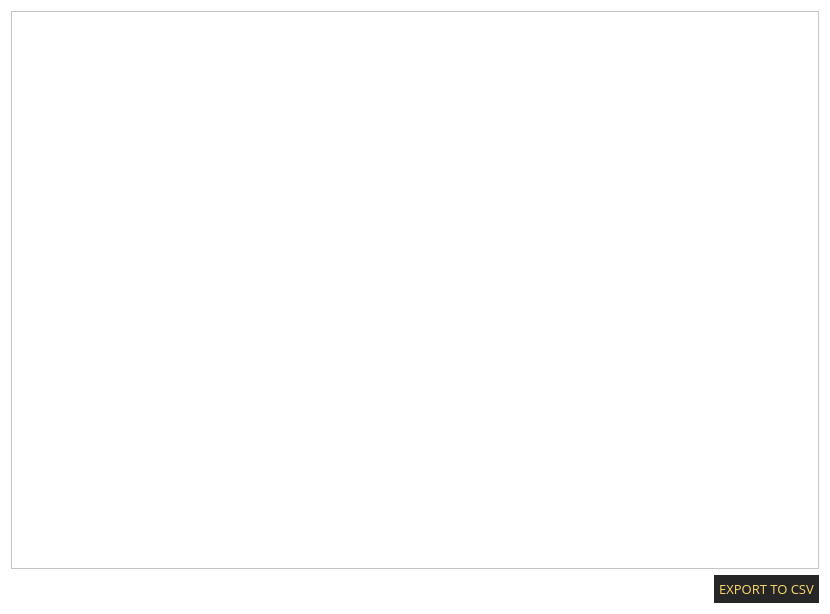
Qt form src/gui/ui/transactionsframe.ui (ConcealNetwork/conceal-desktop) before a commit.
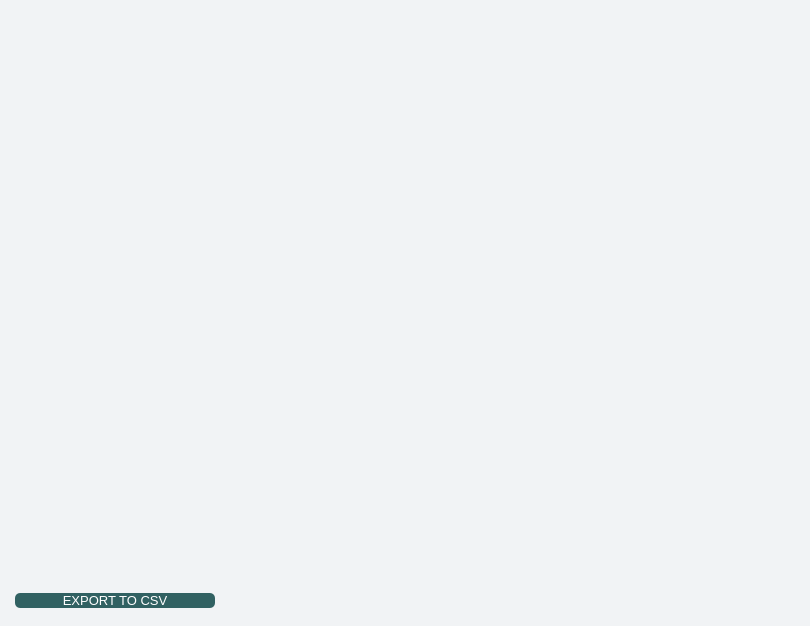
The same form after that commit.

Diff of the .ui file:
```diff
--- a/src/gui/ui/transactionsframe.ui
+++ b/src/gui/ui/transactionsframe.ui
@@ -6,55 +6,102 @@
    <rect>
     <x>0</x>
     <y>0</y>
-    <width>830</width>
-    <height>614</height>
+    <width>810</width>
+    <height>600</height>
    </rect>
   </property>
+  <property name="maximumSize">
+   <size>
+    <width>810</width>
+    <height>600</height>
+   </size>
+  </property>
   <property name="font">
    <font>
-    <family>Open Sans</family>
-    <pointsize>10</pointsize>
+    <family>Arial</family>
+    <pointsize>9</pointsize>
    </font>
   </property>
   <property name="windowTitle">
    <string>Frame</string>
   </property>
   <property name="styleSheet">
-   <string notr="true">background-color: #fff;</string>
+   <string notr="true">background-color: #F1F3F5;
+border: 0px;</string>
   </property>
   <property name="frameShape">
    <enum>QFrame::NoFrame</enum>
   </property>
   <property name="frameShadow">
-   <enum>QFrame::Sunken</enum>
+   <enum>QFrame::Plain</enum>
+  </property>
+  <property name="lineWidth">
+   <number>0</number>
   </property>
   <layout class="QVBoxLayout" name="verticalLayout">
+   <property name="leftMargin">
+    <number>15</number>
+   </property>
+   <property name="topMargin">
+    <number>15</number>
+   </property>
+   <property name="rightMargin">
+    <number>15</number>
+   </property>
+   <property name="bottomMargin">
+    <number>15</number>
+   </property>
    <item>
     <widget class="QTreeView" name="m_transactionsView">
+     <property name="minimumSize">
+      <size>
+       <width>780</width>
+       <height>570</height>
+      </size>
+     </property>
+     <property name="maximumSize">
+      <size>
+       <width>790</width>
+       <height>570</height>
+      </size>
+     </property>
      <property name="font">
       <font>
-       <family>Source Sans Pro</family>
-       <pointsize>10</pointsize>
+       <family>Arial</family>
+       <pointsize>9</pointsize>
       </font>
      </property>
      <property name="styleSheet">
       <string notr="true">QHeaderView::section {
-    background-color: #eee;
-    color: #262626;
-    font: 12px;
+background-color: #5eb6b5; color: #000;
+    font: 13px;
+    border: 0px solid white;
    height: 30px;
- text-align: center;
 
 }
 
 QTreeView::item
 {
-    font: 11px;
+    font: 10px;
     height: 30px;
-   color: #262626;
-}
+  color: #262626;
 
-color: #262626;</string>
+}</string>
+     </property>
+     <property name="frameShape">
+      <enum>QFrame::StyledPanel</enum>
+     </property>
+     <property name="frameShadow">
+      <enum>QFrame::Plain</enum>
+     </property>
+     <property name="lineWidth">
+      <number>0</number>
+     </property>
+     <property name="midLineWidth">
+      <number>0</number>
+     </property>
+     <property name="horizontalScrollBarPolicy">
+      <enum>Qt::ScrollBarAlwaysOff</enum>
      </property>
      <property name="sizeAdjustPolicy">
       <enum>QAbstractScrollArea::AdjustIgnored</enum>
@@ -63,7 +110,10 @@
       <set>QAbstractItemView::AnyKeyPressed|QAbstractItemView::CurrentChanged|QAbstractItemView::EditKeyPressed|QAbstractItemView::SelectedClicked</set>
      </property>
      <property name="alternatingRowColors">
-      <bool>true</bool>
+      <bool>false</bool>
+     </property>
+     <property name="indentation">
+      <number>5</number>
      </property>
      <property name="rootIsDecorated">
       <bool>false</bool>
@@ -83,39 +133,48 @@
      <attribute name="headerShowSortIndicator" stdset="0">
       <bool>false</bool>
      </attribute>
+     <attribute name="headerStretchLastSection">
+      <bool>true</bool>
+     </attribute>
     </widget>
    </item>
    <item>
     <layout class="QHBoxLayout" name="horizontalLayout">
-     <item>
-      <spacer name="horizontalSpacer">
-       <property name="orientation">
-        <enum>Qt::Horizontal</enum>
-       </property>
-       <property name="sizeHint" stdset="0">
-        <size>
-         <width>40</width>
-         <height>20</height>
-        </size>
-       </property>
-      </spacer>
-     </item>
      <item>
       <widget class="QPushButton" name="m_csvButton">
+       <property name="minimumSize">
+        <size>
+         <width>200</width>
+         <height>0</height>
+        </size>
+       </property>
        <property name="font">
         <font>
-         <family>Open Sans</family>
+         <family>Arial</family>
          <pointsize>10</pointsize>
         </font>
        </property>
        <property name="styleSheet">
-        <string notr="true">color: #feda6a; background-color: #262626; border: 0px; padding: 5px;</string>
+        <string notr="true">background-color: #316162; color: #fff; border-radius: 5px;</string>
        </property>
        <property name="text">
         <string>EXPORT TO CSV</string>
        </property>
       </widget>
      </item>
+     <item>
+      <spacer name="horizontalSpacer">
+       <property name="orientation">
+        <enum>Qt::Horizontal</enum>
+       </property>
+       <property name="sizeHint" stdset="0">
+        <size>
+         <width>40</width>
+         <height>20</height>
+        </size>
+       </property>
+      </spacer>
+     </item>
     </layout>
    </item>
   </layout>
```
Left out of the diff: 7 changed lines with no effect on the pictures.
